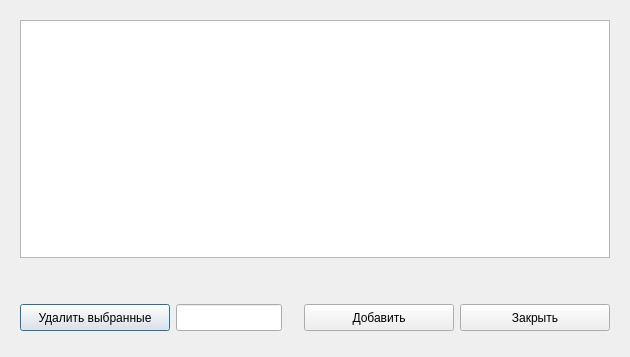
Above: ContactsDialog.ui from okostynchuk/Outcall before the change. Below: the same form after it.
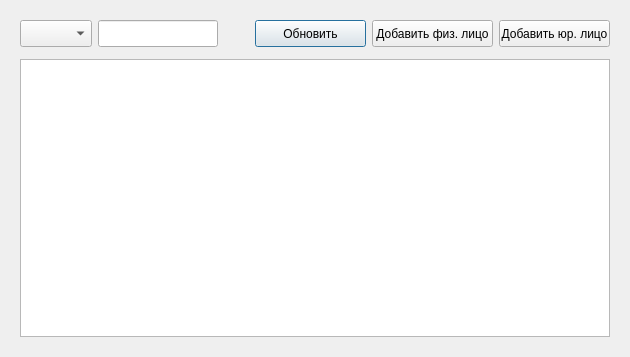
That is the form after the change.

Commit message: new buttons in contacts dialog window

What changed in the file:
```diff
--- a/ContactsDialog.ui
+++ b/ContactsDialog.ui
@@ -20,54 +20,19 @@
    <item>
     <widget class="QWidget" name="widget" native="true">
      <layout class="QVBoxLayout" name="verticalLayout">
-      <item>
-       <widget class="QTableView" name="tableView">
-        <property name="styleSheet">
-         <string notr="true"/>
-        </property>
-       </widget>
-      </item>
-      <item>
-       <spacer name="verticalSpacer_2">
-        <property name="orientation">
-         <enum>Qt::Vertical</enum>
-        </property>
-        <property name="sizeType">
-         <enum>QSizePolicy::Minimum</enum>
-        </property>
-        <property name="sizeHint" stdset="0">
-         <size>
-          <width>20</width>
-          <height>40</height>
-         </size>
-        </property>
-       </spacer>
-      </item>
       <item>
        <layout class="QHBoxLayout" name="horizontalLayout_2">
         <property name="bottomMargin">
          <number>6</number>
         </property>
         <item>
-         <widget class="QPushButton" name="deleteButton">
+         <widget class="QComboBox" name="comboBox">
           <property name="minimumSize">
            <size>
-            <width>150</width>
+            <width>0</width>
             <height>27</height>
            </size>
           </property>
-          <property name="acceptDrops">
-           <bool>false</bool>
-          </property>
-          <property name="autoFillBackground">
-           <bool>false</bool>
-          </property>
-          <property name="inputMethodHints">
-           <set>Qt::ImhNone</set>
-          </property>
-          <property name="text">
-           <string>Удалить выбранные</string>
-          </property>
          </widget>
         </item>
         <item>
@@ -119,12 +84,12 @@
            <widget class="QPushButton" name="addButton">
             <property name="minimumSize">
              <size>
-              <width>150</width>
+              <width>111</width>
               <height>27</height>
              </size>
             </property>
             <property name="text">
-             <string>Добавить</string>
+             <string>Обновить</string>
             </property>
            </widget>
           </item>
@@ -132,12 +97,25 @@
            <widget class="QPushButton" name="closeButton">
             <property name="minimumSize">
              <size>
-              <width>150</width>
+              <width>0</width>
               <height>27</height>
              </size>
             </property>
             <property name="text">
-             <string>Закрыть</string>
+             <string>Добавить физ. лицо</string>
+            </property>
+           </widget>
+          </item>
+          <item>
+           <widget class="QPushButton" name="pushButton_3">
+            <property name="minimumSize">
+             <size>
+              <width>111</width>
+              <height>27</height>
+             </size>
+            </property>
+            <property name="text">
+             <string>Добавить юр. лицо</string>
             </property>
            </widget>
           </item>
@@ -145,6 +123,13 @@
         </item>
        </layout>
       </item>
+      <item>
+       <widget class="QTableView" name="tableView">
+        <property name="styleSheet">
+         <string notr="true"/>
+        </property>
+       </widget>
+      </item>
      </layout>
     </widget>
    </item>
```
Left out of the diff: 4 changed lines with no effect on the pictures. The commit also changes 1 other file.
